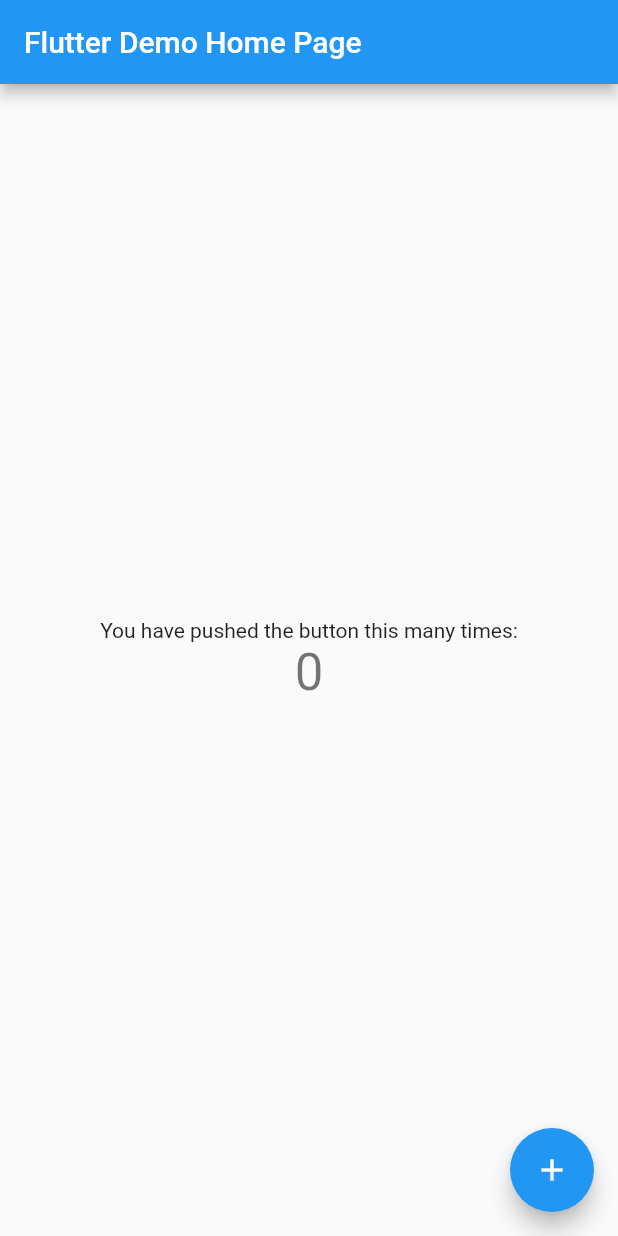
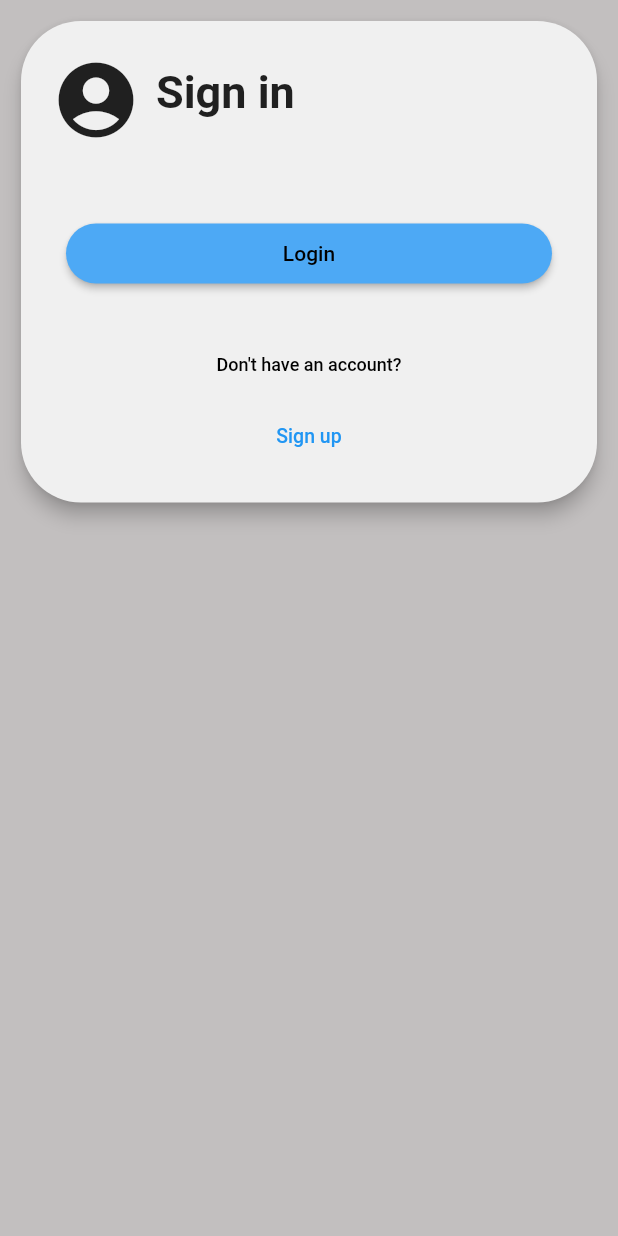
Before and after one commit to Fariszz/Financial-Planning-App, a Flutter app: the screen it shows after launch, on a phone screen of 412 x 824 dp. Run offline on Flutter 3.47's test engine with Material 2 defaults, Android fonts, the phone set to English and light mode, and no system bars.

Commit message:
Bagian  1
Login Page

```diff
--- /dev/null
+++ b/mobile/lib/Page/LoginScrenn.dart
@@ -0,0 +1,226 @@
+import 'package:flutter/material.dart';
+import 'package:mobile/Page/RegisterPage.dart';
+
+bool isVisible = false;
+
+class LoginScreen extends StatelessWidget {
+  const LoginScreen({Key? key}) : super(key: key);
+
+  @override
+  Widget build(BuildContext context) {
+    return MaterialApp(
+        home: Scaffold(
+            backgroundColor: Color.fromARGB(255, 194, 191, 191),
+            body: Container(
+              margin: EdgeInsets.all(10),
+              child: ListView(
+                children: [
+                  Container(
+                    child: Card(
+                      color: Color.fromARGB(255, 240, 240, 240),
+                      shape: RoundedRectangleBorder(
+                          borderRadius: BorderRadius.circular(40)),
+                      elevation: 5,
+                      child: Column(
+                        crossAxisAlignment: CrossAxisAlignment.start,
+                        children: [
+                          Row(
+                            children: [
+                              Padding(
+                                padding: EdgeInsets.only(left: 20),
+                                child: Icon(
+                                  Icons.account_circle_sharp,
+                                  size: 60,
+                                ),
+                              ),
+                              Container(
+                                // color: Colors.amber,
+                                padding: const EdgeInsets.only(
+                                  top: 30,
+                                  left: 10,
+                                  right: 20,
+                                  bottom: 40,
+                                ),
+                                child: const Text(
+                                  "Sign in",
+                                  style: TextStyle(
+                                      fontSize: 30,
+                                      fontWeight: FontWeight.w600),
+                                ),
+                              ),
+                            ],
+                          ),
+                          // Row(
+                          //   mainAxisAlignment: MainAxisAlignment.center,
+                          //   children: [
+                          //     Text(
+                          //       "Welcome Back :)",
+                          //       style: TextStyle(
+                          //           fontSize: 22, fontWeight: FontWeight.w500),
+                          //     ),
+                          //   ],
+                          // ),
+                          // Container(
+                          //   child: Column(children: [
+                          //     InputUsername(),
+                          //     InputPassword(),
+                          //   ]),
+                          // ),
+                          Container(
+                            height: 70,
+                            padding:
+                                EdgeInsets.only(top: 30, left: 30, right: 30),
+                            child: ElevatedButton(
+                              child: Row(
+                                mainAxisAlignment: MainAxisAlignment.center,
+                                children: const [
+                                  Text(
+                                    "Login",
+                                    style: TextStyle(color: Colors.black),
+                                  ),
+                                ],
+                              ),
+                              onPressed: () {
+                                // Navigator.push(
+                                //   context,
+                                //   MaterialPageRoute(
+                                //     builder: (context) => ListProduct(),
+                                //   ),
+                                // );
+                              },
+                              style: ElevatedButton.styleFrom(
+                                  primary: Color.fromARGB(255, 77, 169,
+                                      245), // Color ElevatedButton
+                                  padding: EdgeInsets.symmetric(
+                                      // Border Radius ElevatedBUtton
+                                      horizontal: 40,
+                                      vertical: 10),
+                                  shape: StadiumBorder()),
+                            ),
+                          ),
+                          Padding(
+                            padding: const EdgeInsets.only(
+                              top: 30,
+                            ),
+                            child: TextButton(
+                              child: Row(
+                                mainAxisAlignment: MainAxisAlignment.center,
+                                children: [
+                                  Text("Don't have an account?",
+                                      style: TextStyle(
+                                          color: Colors.black, fontSize: 12)),
+                                ],
+                              ),
+                              onPressed: () {
+                                Navigator.pushReplacement(context,
+                                    MaterialPageRoute(builder: (context) {
+                                  return RegisterScreen();
+                                }));
+                              },
+                            ),
+                          ),
+                          SignupButton(),
+                        ],
+                      ),
+                    ),
+                  )
+                ],
+              ),
+            )));
+  }
+}
+
+Container SignupButton() {
+    return Container(
+      margin: EdgeInsets.only(bottom: 20),
+      width: double.infinity,
+      alignment: Alignment.topCenter,
+      child: TextButton(
+        child: Text(
+          "Sign up",
+          style: TextStyle(fontSize: 13),
+        ),
+        onPressed: () {
+          Navigator.pushReplacement(context,
+              MaterialPageRoute(builder: (context) {
+            return RegisterScreen();
+          }));
+        },
+      ),
+    );
+  }
+
+  Padding InputPassword() {
+    return Padding(
+      padding: const EdgeInsets.only(top: 30, left: 20, right: 20, bottom: 20),
+      child: Container(
+        height: 65,
+        child: Card(
+          shadowColor: Color.fromARGB(255, 117, 115, 115),
+          margin: EdgeInsets.only(
+            left: 10,
+            right: 20,
+          ),
+          shape:
+              RoundedRectangleBorder(borderRadius: BorderRadius.circular(20)),
+          elevation: 10,
+          child: Container(
+            padding: EdgeInsets.only(left: 30, right: 30),
+            child: Column(
+              children: [
+                TextFormField(
+                  decoration: InputDecoration(
+                    labelText: 'Password',
+                    hintText: "Enter Your Password",
+                    suffixIcon: IconButton(
+                      icon: Icon(
+                          isVisible ? Icons.visibility : Icons.visibility_off),
+                      onPressed: () {
+                        setState(() {
+                          isVisible = !isVisible;
+                        });
+                      },
+                    ),
+                  ),
+                  obscureText: !isVisible,
+                  keyboardType: TextInputType.text,
+                ),
+              ],
+            ),
+          ),
+        ),
+      ),
+    );
+  }
+
+  Padding InputUsername() {
+    return Padding(
+      padding: const EdgeInsets.only(top: 30, left: 20, right: 20, bottom: 20),
+      child: Container(
+        height: 65,
+        child: Card(
+          shadowColor: Color.fromARGB(255, 117, 115, 115),
+          margin: EdgeInsets.only(
+            left: 10,
+            right: 20,
+          ),
+          shape:
+              RoundedRectangleBorder(borderRadius: BorderRadius.circular(20)),
+          elevation: 10,
+          child: Container(
+            padding: EdgeInsets.only(left: 30, right: 30),
+            child: Column(
+              children: [
+                TextFormField(
+                  decoration: InputDecoration(
+                    labelText: 'Username',
+                    hintText: "Enter Your Username",
+                  ),
+                ),
+              ],
+            ),
+          ),
+        ),
+      ),
+    );
+  }
--- a/mobile/lib/main.dart
+++ b/mobile/lib/main.dart
@@ -1,4 +1,5 @@
 import 'package:flutter/material.dart';
+import 'package:mobile/Page/LoginScrenn.dart';
 
 void main() {
   runApp(const MyApp());
@@ -11,105 +12,6 @@ class MyApp extends StatelessWidget {
   @override
   Widget build(BuildContext context) {
     return MaterialApp(
-      title: 'Flutter Demo',
-      theme: ThemeData(
-        // This is the theme of your application.
-        //
-        // Try running your application with "flutter run". You'll see the
-        // application has a blue toolbar. Then, without quitting the app, try
-        // changing the primarySwatch below to Colors.green and then invoke
-        // "hot reload" (press "r" in the console where you ran "flutter run",
-        // or simply save your changes to "hot reload" in a Flutter IDE).
-        // Notice that the counter didn't reset back to zero; the application
-        // is not restarted.
-        primarySwatch: Colors.blue,
-      ),
-      home: const MyHomePage(title: 'Flutter Demo Home Page'),
-    );
+        title: 'Flutter Demo', theme: ThemeData(), home: LoginScreen());
   }
 }
-
-class MyHomePage extends StatefulWidget {
-  const MyHomePage({Key? key, required this.title}) : super(key: key);
-
-  // This widget is the home page of your application. It is stateful, meaning
-  // that it has a State object (defined below) that contains fields that affect
-  // how it looks.
-
-  // This class is the configuration for the state. It holds the values (in this
-  // case the title) provided by the parent (in this case the App widget) and
-  // used by the build method of the State. Fields in a Widget subclass are
-  // always marked "final".
-
-  final String title;
-
-  @override
-  State<MyHomePage> createState() => _MyHomePageState();
-}
-
-class _MyHomePageState extends State<MyHomePage> {
-  int _counter = 0;
-
-  void _incrementCounter() {
-    setState(() {
-      // This call to setState tells the Flutter framework that something has
-      // changed in this State, which causes it to rerun the build method below
-      // so that the display can reflect the updated values. If we changed
-      // _counter without calling setState(), then the build method would not be
-      // called again, and so nothing would appear to happen.
-      _counter++;
-    });
-  }
-
-  @override
-  Widget build(BuildContext context) {
-    // This method is rerun every time setState is called, for instance as done
-    // by the _incrementCounter method above.
-    //
-    // The Flutter framework has been optimized to make rerunning build methods
-    // fast, so that you can just rebuild anything that needs updating rather
-    // than having to individually change instances of widgets.
-    return Scaffold(
-      appBar: AppBar(
-        // Here we take the value from the MyHomePage object that was created by
-        // the App.build method, and use it to set our appbar title.
-        title: Text(widget.title),
-      ),
-      body: Center(
-        // Center is a layout widget. It takes a single child and positions it
-        // in the middle of the parent.
-        child: Column(
-          // Column is also a layout widget. It takes a list of children and
-          // arranges them vertically. By default, it sizes itself to fit its
-          // children horizontally, and tries to be as tall as its parent.
-          //
-          // Invoke "debug painting" (press "p" in the console, choose the
-          // "Toggle Debug Paint" action from the Flutter Inspector in Android
-          // Studio, or the "Toggle Debug Paint" command in Visual Studio Code)
-          // to see the wireframe for each widget.
-          //
-          // Column has various properties to control how it sizes itself and
-          // how it positions its children. Here we use mainAxisAlignment to
-          // center the children vertically; the main axis here is the vertical
-          // axis because Columns are vertical (the cross axis would be
-          // horizontal).
-          mainAxisAlignment: MainAxisAlignment.center,
-          children: <Widget>[
-            const Text(
-              'You have pushed the button this many times:',
-            ),
-            Text(
-              '$_counter',
-              style: Theme.of(context).textTheme.headline4,
-            ),
-          ],
-        ),
-      ),
-      floatingActionButton: FloatingActionButton(
-        onPressed: _incrementCounter,
-        tooltip: 'Increment',
-        child: const Icon(Icons.add),
-      ), // This trailing comma makes auto-formatting nicer for build methods.
-    );
-  }
-}
```
Also changed, not shown: mobile/lib/Page/RegisterPage.dart (added, +12 -0 lines).
